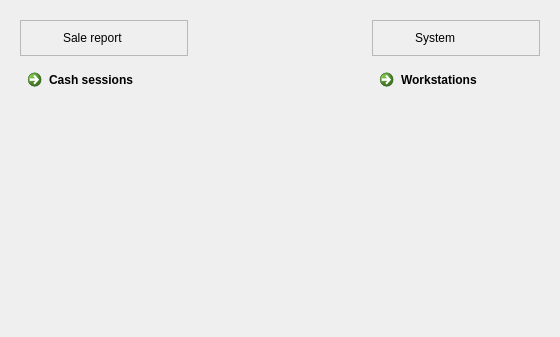
Qt form FrontDesk/wdashboard.ui (End1-1/Cafe5) before a commit.
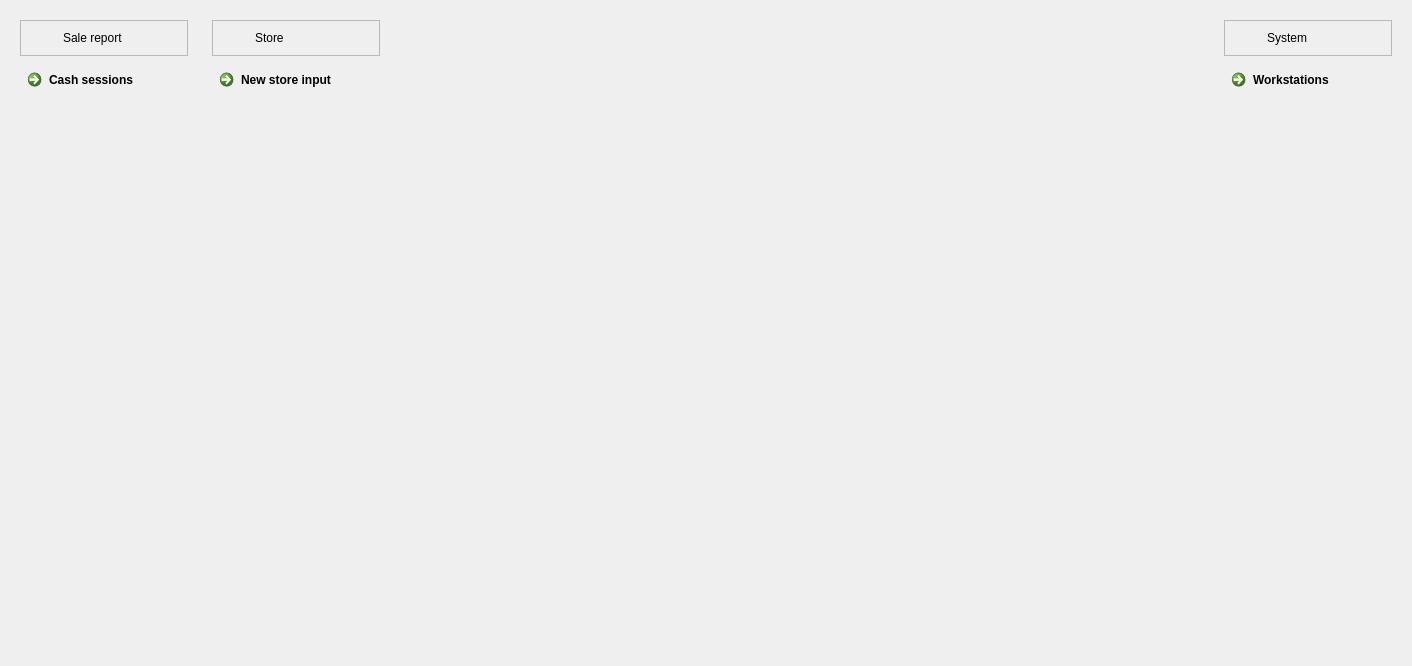
The same form after that commit. Icons and pictures are not drawn.

Diff of the .ui file:
```diff
--- a/FrontDesk/wdashboard.ui
+++ b/FrontDesk/wdashboard.ui
@@ -6,8 +6,8 @@
    <rect>
     <x>0</x>
     <y>0</y>
-    <width>560</width>
-    <height>337</height>
+    <width>1412</width>
+    <height>666</height>
    </rect>
   </property>
   <property name="windowTitle">
@@ -17,20 +17,7 @@
    <bool>true</bool>
   </property>
   <layout class="QGridLayout" name="gridLayout">
-   <item row="0" column="1">
-    <spacer name="horizontalSpacer">
-     <property name="orientation">
-      <enum>Qt::Orientation::Horizontal</enum>
-     </property>
-     <property name="sizeHint" stdset="0">
-      <size>
-       <width>1138</width>
-       <height>20</height>
-      </size>
-     </property>
-    </spacer>
-   </item>
-   <item row="0" column="2">
+   <item row="0" column="3">
     <widget class="QWidget" name="wContSystem" native="true">
      <layout class="QVBoxLayout" name="verticalLayout">
       <item>
@@ -155,6 +142,19 @@
      </layout>
     </widget>
    </item>
+   <item row="0" column="2">
+    <spacer name="horizontalSpacer">
+     <property name="orientation">
+      <enum>Qt::Orientation::Horizontal</enum>
+     </property>
+     <property name="sizeHint" stdset="0">
+      <size>
+       <width>1138</width>
+       <height>20</height>
+      </size>
+     </property>
+    </spacer>
+   </item>
    <item row="0" column="0">
     <widget class="QWidget" name="wContSystem_2" native="true">
      <layout class="QVBoxLayout" name="verticalLayout_3">
@@ -280,6 +280,131 @@
      </layout>
     </widget>
    </item>
+   <item row="0" column="1">
+    <widget class="QWidget" name="wContSystem_3" native="true">
+     <layout class="QVBoxLayout" name="verticalLayout_4">
+      <item>
+       <widget class="QFrame" name="frame_4">
+        <property name="sizePolicy">
+         <sizepolicy hsizetype="Preferred" vsizetype="Fixed">
+          <horstretch>0</horstretch>
+          <verstretch>0</verstretch>
+         </sizepolicy>
+        </property>
+        <property name="minimumSize">
+         <size>
+          <width>0</width>
+          <height>36</height>
+         </size>
+        </property>
+        <property name="maximumSize">
+         <size>
+          <width>16777215</width>
+          <height>36</height>
+         </size>
+        </property>
+        <property name="frameShape">
+         <enum>QFrame::Shape::StyledPanel</enum>
+        </property>
+        <property name="frameShadow">
+         <enum>QFrame::Shadow::Raised</enum>
+        </property>
+        <layout class="QHBoxLayout" name="horizontalLayout_4">
+         <property name="spacing">
+          <number>9</number>
+         </property>
+         <property name="leftMargin">
+          <number>9</number>
+         </property>
+         <property name="topMargin">
+          <number>0</number>
+         </property>
+         <property name="rightMargin">
+          <number>0</number>
+         </property>
+         <property name="bottomMargin">
+          <number>0</number>
+         </property>
+         <item>
+          <widget class="QLabel" name="label_7">
+           <property name="sizePolicy">
+            <sizepolicy hsizetype="Fixed" vsizetype="Fixed">
+             <horstretch>0</horstretch>
+             <verstretch>0</verstretch>
+            </sizepolicy>
+           </property>
+           <property name="minimumSize">
+            <size>
+             <width>24</width>
+             <height>24</height>
+            </size>
+           </property>
+           <property name="maximumSize">
+            <size>
+             <width>24</width>
+             <height>24</height>
+            </size>
+           </property>
+           <property name="text">
+            <string/>
+           </property>
+           <property name="pixmap">
+            <pixmap resource="../resources/res.qrc">:/sales-reports.png</pixmap>
+           </property>
+           <property name="scaledContents">
+            <bool>true</bool>
+           </property>
+          </widget>
+         </item>
+         <item>
+          <widget class="QLabel" name="label_8">
+           <property name="text">
+            <string>Store</string>
+           </property>
+          </widget>
+         </item>
+        </layout>
+       </widget>
+      </item>
+      <item>
+       <widget class="QCommandLinkButton" name="btnNewStoreInput">
+        <property name="sizePolicy">
+         <sizepolicy hsizetype="Preferred" vsizetype="Preferred">
+          <horstretch>0</horstretch>
+          <verstretch>0</verstretch>
+         </sizepolicy>
+        </property>
+        <property name="cursor">
+         <cursorShape>PointingHandCursor</cursorShape>
+        </property>
+        <property name="text">
+         <string>New store input</string>
+        </property>
+        <property name="icon">
+         <iconset resource="../resources/res.qrc">
+          <normaloff>:/workstation.png</normaloff>:/workstation.png</iconset>
+        </property>
+        <property name="form" stdset="0">
+         <string>form_newstoreinput</string>
+        </property>
+       </widget>
+      </item>
+      <item>
+       <spacer name="verticalSpacer_3">
+        <property name="orientation">
+         <enum>Qt::Orientation::Vertical</enum>
+        </property>
+        <property name="sizeHint" stdset="0">
+         <size>
+          <width>20</width>
+          <height>40</height>
+         </size>
+        </property>
+       </spacer>
+      </item>
+     </layout>
+    </widget>
+   </item>
   </layout>
  </widget>
  <resources>
```
Left out of the diff: 4 changed lines with no effect on the pictures.
